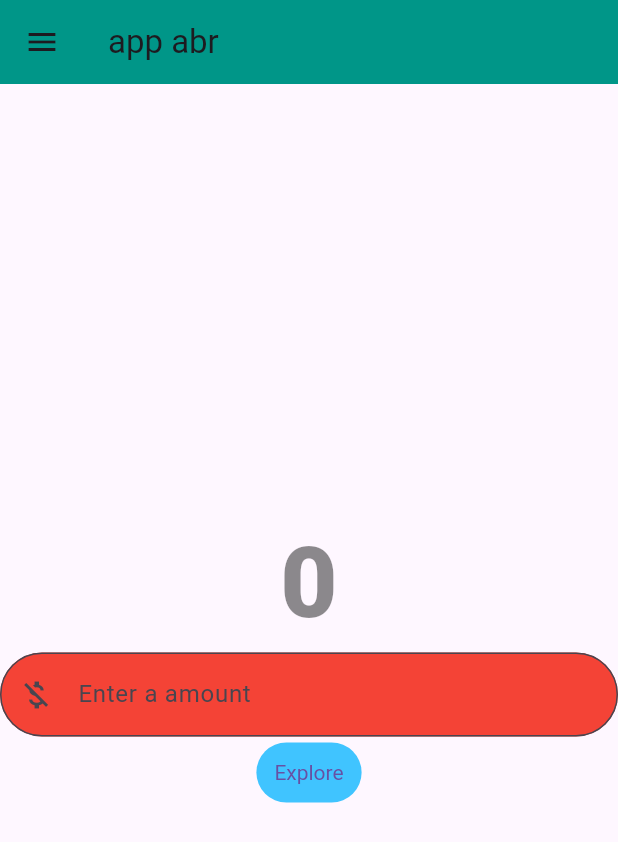
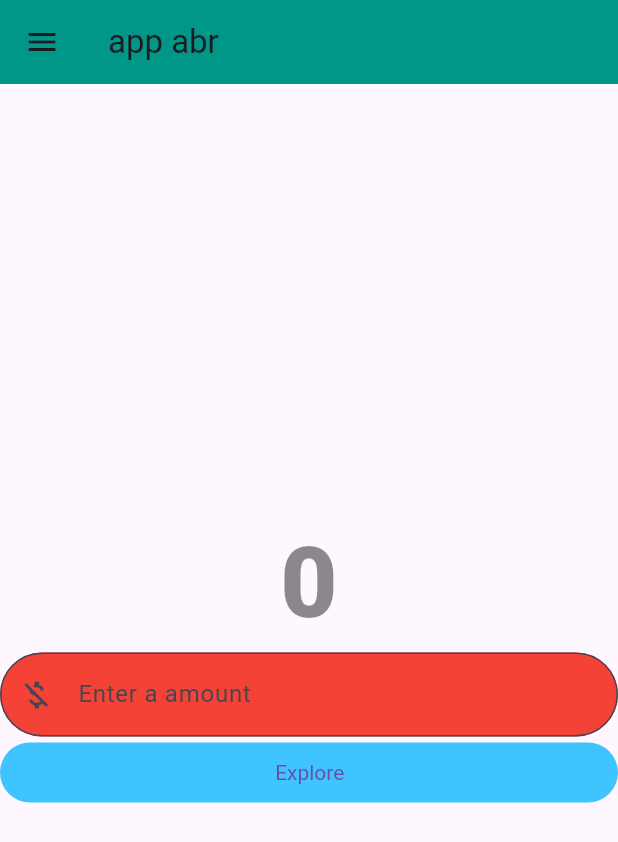
Before and after one commit to Jn-Sajol/Money-Exchange-App, a Flutter app: the screen it shows after launch, on a phone screen of 412 x 824 dp. Shown: the top 842 px of the screen. Run offline on Flutter 3.47's test engine with Material 3 defaults, Android fonts, the phone set to English and light mode, and no system bars.

```diff
--- a/lib/home_page.dart
+++ b/lib/home_page.dart
@@ -12,7 +12,7 @@ class HomePage extends StatelessWidget {
       drawer: const Drawer(
         child: Text('dhaka'),
       ),
-      body:  Center(
+      body: Center(
         child: Column(
           mainAxisAlignment: MainAxisAlignment.center,
           children: [
@@ -44,18 +44,18 @@ class HomePage extends StatelessWidget {
               onPressed: () {
                 debugPrint('hello');
               },
-              style:const ButtonStyle(
-                textStyle: MaterialStatePropertyAll(
-                    TextStyle(
-                        color:Colors.red,
-                      // fontSize: 54,
-                    )
-                ),
-                backgroundColor: MaterialStatePropertyAll(Colors.lightBlueAccent)
-              ),
+              style: const ButtonStyle(
+                  textStyle: MaterialStatePropertyAll(TextStyle(
+                    color: Colors.red,
+                    // fontSize: 54,
+                  )),
+                  backgroundColor:
+                      MaterialStatePropertyAll(Colors.lightBlueAccent),
+                  padding:
+                      MaterialStatePropertyAll(EdgeInsets.fromLTRB(4, 3, 3, 3)),
+                  fixedSize: MaterialStatePropertyAll(Size(500, 40))),
               child: Text('Explore'),
             ),
-
           ],
         ),
       ),
```
